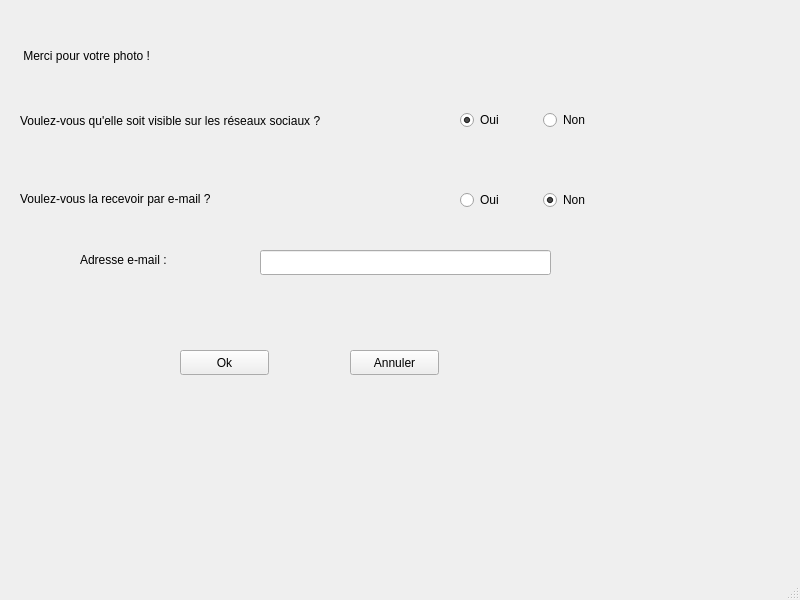
Qt form ui/thanks.ui (gusthiot/42nd_PhotoBooth) before a commit.
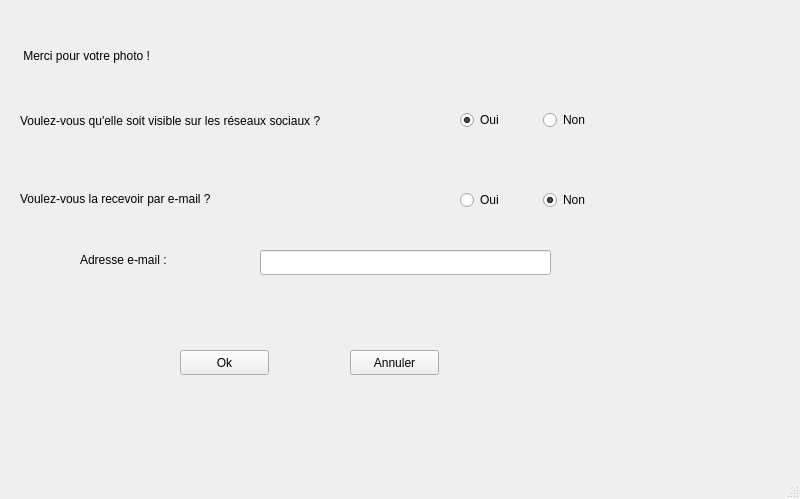
The same form after that commit.

Patch:
```diff
--- a/ui/thanks.ui
+++ b/ui/thanks.ui
@@ -7,7 +7,7 @@
     <x>0</x>
     <y>0</y>
     <width>800</width>
-    <height>600</height>
+    <height>499</height>
    </rect>
   </property>
   <property name="windowTitle">
```
